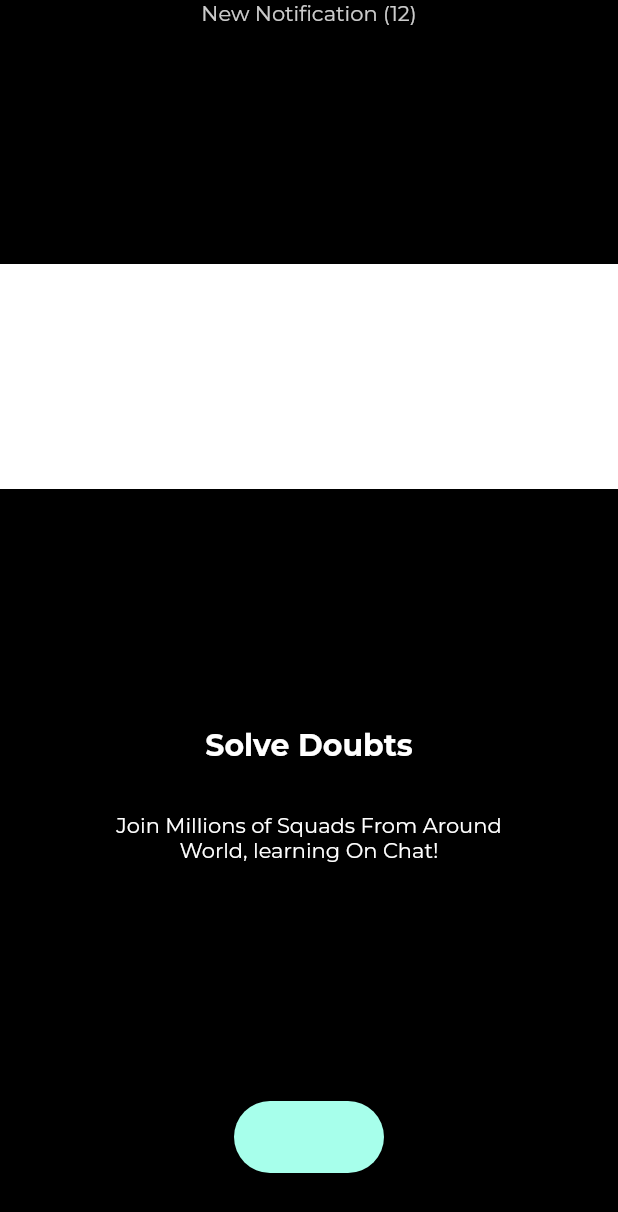
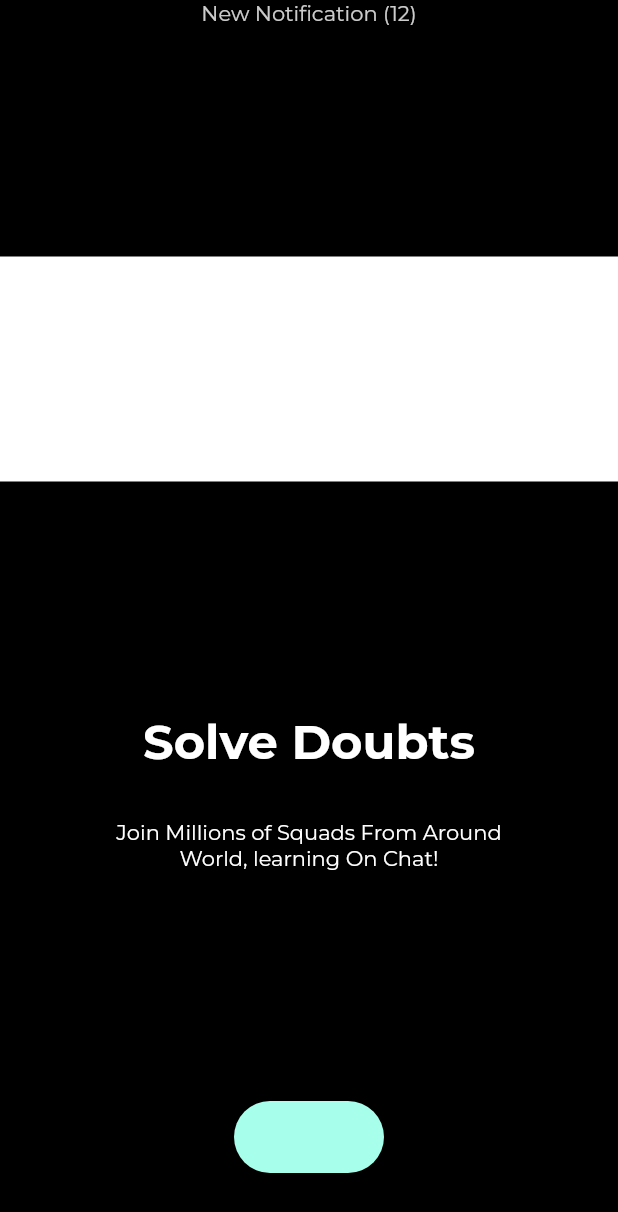
Before and after one commit to JAICHANGPARK/flutter_notebook_8th_story, a Flutter app: the screen it shows after launch, on a phone screen of 412 x 824 dp. Shown: the top 1212 px of the screen. Run offline on Flutter 3.47's test engine with Material 2 defaults, Android fonts, the phone set to English and light mode, and no system bars; our stand-ins replace badges, flutter_hooks, google_fonts, hooks_riverpod, state_notifier.

Commit message:
Update social_enter_page.dart

```diff
--- a/lib/ep588_social_app/social_enter_page.dart
+++ b/lib/ep588_social_app/social_enter_page.dart
@@ -21,7 +21,7 @@ class SocialEnterPage extends StatelessWidget {
             ),Spacer(),
             Text("Solve Doubts",style: GoogleFonts.montserrat(
               color: Colors.white,
-              fontSize: 20,
+              fontSize: 32,
               fontWeight: FontWeight.bold
             ),),
             SizedBox(height: 32,),
```
